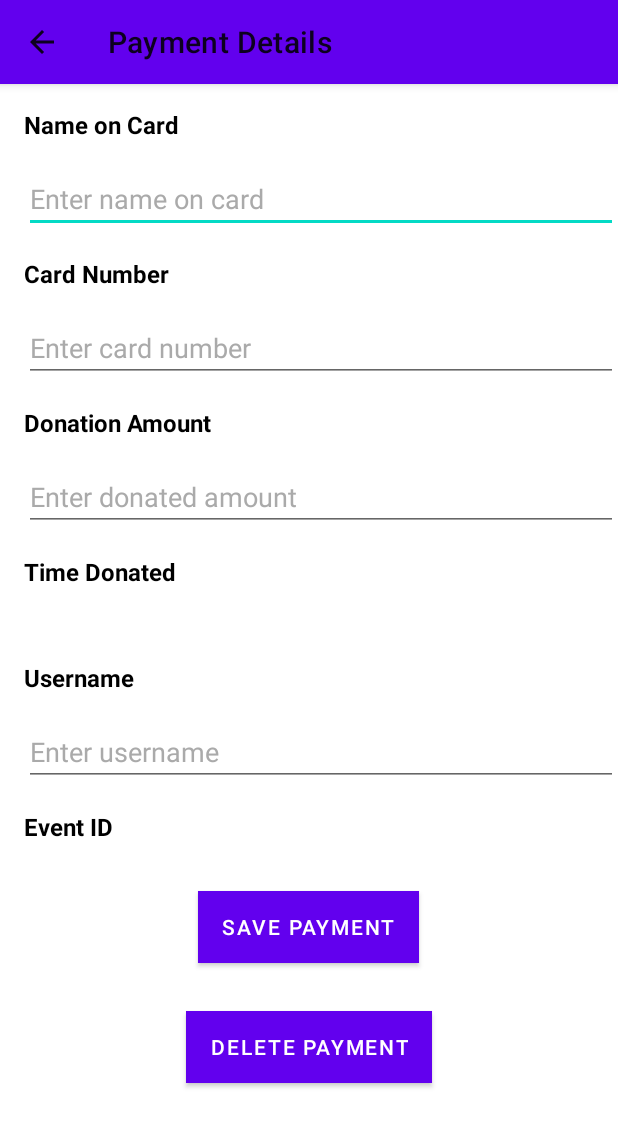
After one commit to Tzehong112002/MobileAssFundraisingApp, an Android app: the PaymentDetails screen opened directly, with no data from a screen before it, on a phone screen of 412 x 824 dp. The commit adds this screen. Shown: the top 1127 px of the screen. Run offline under Robolectric (Android 15) with nearby library versions, the phone set to English and light mode, and no system bars; our stand-ins replace Firebase (no records; nobody signed in at launch, a user with empty details on screens opened directly); 2 statements that could not run were skipped.

Commit message:
Admin donor list

```diff
--- a/app/src/main/java/com/example/mobileassfundraisingapp/MainActivity.java
+++ b/app/src/main/java/com/example/mobileassfundraisingapp/MainActivity.java
@@ -116,7 +116,7 @@ public class MainActivity extends AppCompatActivity {
                     replaceFragment(new MapsFragment(), username);
                     break;
                 case R.id.Settings:
-                    replaceFragment(new settingFragment(), username);
+                    //replaceFragment(new settingFragment(), username);
                     break;
                 case R.id.nav_logout:
                     Intent intent = new Intent(MainActivity.this, LoginActivity.class);
--- /dev/null
+++ b/app/src/main/java/com/example/mobileassfundraisingapp/admin/PaymentDetails.kt
@@ -0,0 +1,155 @@
+package com.example.mobileassfundraisingapp.admin
+
+import android.content.Intent
+import androidx.appcompat.app.AppCompatActivity
+import android.os.Bundle
+import android.util.Log
+import android.widget.Button
+import android.widget.EditText
+import android.widget.TextView
+import androidx.core.content.ContextCompat.startActivity
+import com.example.mobileassfundraisingapp.R
+import com.google.firebase.auth.FirebaseAuth
+import com.google.firebase.database.*
+import androidx.appcompat.app.AlertDialog
+
+
+class PaymentDetails : AppCompatActivity() {
+
+    private lateinit var mDatabase: DatabaseReference
+    private lateinit var mPaymentKey: String
+    private lateinit var mNameOnCard: EditText
+    private lateinit var mCardNumber: EditText
+    private lateinit var mDonationAmount: EditText
+    private lateinit var mTimestamp: TextView
+    private lateinit var mUsername: EditText
+    private lateinit var mEventId: TextView
+    private lateinit var mSaveButton: Button
+    private lateinit var mDeleteButton: Button
+    private lateinit var mCvc: String
+    private lateinit var mExpiry: String
+
+    override fun onCreate(savedInstanceState: Bundle?) {
+        super.onCreate(savedInstanceState)
+        setContentView(R.layout.payment_details)
+
+        mDatabase = FirebaseDatabase.getInstance().reference
+        mPaymentKey = intent.getStringExtra("payment_key")!!
+
+        mNameOnCard = findViewById<EditText>(R.id.name_on_card) ?: throw IllegalStateException("Name on card view not found")
+        mCardNumber = findViewById<EditText>(R.id.card_number) ?: throw IllegalStateException("Card number view not found")
+        mDonationAmount = findViewById<EditText>(R.id.donation_amount) ?: throw IllegalStateException("Donation amount view not found")
+        mTimestamp = findViewById<TextView>(R.id.timestamp) ?: throw IllegalStateException("Donated Time view not found")
+        mUsername = findViewById<EditText>(R.id.username) ?: throw IllegalStateException("Username view not found")
+        mEventId = findViewById<TextView>(R.id.event_id) ?: throw IllegalStateException("Event ID view not found")
+        mSaveButton = findViewById<Button>(R.id.btn_edit_payment) ?: throw IllegalStateException("Save button not found")
+        mDeleteButton = findViewById<Button>(R.id.btn_delete_payment) ?: throw IllegalStateException("Delete button not found")
+
+
+        mDatabase.child("payments").child(mPaymentKey)
+            .addListenerForSingleValueEvent(object : ValueEventListener {
+                override fun onDataChange(dataSnapshot: DataSnapshot) {
+                    val payment = dataSnapshot.getValue(PaymentDataClass::class.java)
+                    payment?.key = dataSnapshot.key
+
+                    // Update the UI with the payment details
+                    mNameOnCard.setText(payment?.nameOnCard)
+                    mCardNumber.setText(payment?.cardNumber)
+                    mDonationAmount.setText(payment?.donationAmount.toString())
+                    mUsername.setText(payment?.username)
+                    mEventId.setText(payment?.eventId)
+                    mTimestamp.text = payment?.timestamp.toString()
+                    mCvc = payment?.cvc ?: ""
+                    mExpiry = payment?.expiry ?: ""
+
+
+                    mDeleteButton.setOnClickListener {
+                        val payment = PaymentDataClass()
+                        payment.key = mPaymentKey
+                        deletePayment(payment)
+                    }
+
+                }
+
+                override fun onCancelled(databaseError: DatabaseError) {
+                    // Handle error
+                }
+            })
+
+        mSaveButton.setOnClickListener {
+            savePayment()
+        }
+
+
+        // Check for null values
+        if (mNameOnCard == null || mCardNumber == null || mDonationAmount == null || mUsername == null || mEventId == null || mSaveButton == null) {
+            throw IllegalStateException("One or more views are null")
+        }
+    }
+
+    private fun savePayment() {
+        val nameOnCard = mNameOnCard.text.toString()
+        val cardNumber = mCardNumber.text.toString()
+        val expiry = mExpiry
+        val cvc = mCvc
+        val donationAmount = mDonationAmount.text.toString().toDouble()
+        val timestamp = mTimestamp.text.toString()
+        val username = mUsername.text.toString()
+        val eventId = mEventId.text.toString()
+
+        val payment = PaymentDataClass(
+            nameOnCard = nameOnCard,
+            cardNumber = cardNumber,
+            expiry = expiry,
+            cvc = cvc,
+            donationAmount = donationAmount,
+            timestamp = timestamp,
+            username = username,
+            key = "",
+            eventId = eventId
+        )
+
+        mDatabase.child("payments").child(mPaymentKey)
+            .setValue(payment)
+            .addOnSuccessListener {
+                // Payment successfully saved
+                finish()
+            }
+            .addOnFailureListener { e ->
+                Log.e(TAG, "Error saving payment details", e)
+                // Handle error
+            }
+        val intent = Intent(this@PaymentDetails, DonorList::class.java)
+        startActivity(intent)
+        finish()
+    }
+
+    private fun deletePayment(payment: PaymentDataClass) {
+        val builder = AlertDialog.Builder(this)
+        builder.setMessage("Are you sure you want to delete this payment?")
+            .setPositiveButton("Yes") { dialog, _ ->
+                mDatabase.child("payments").child(payment.key!!)
+                    .removeValue()
+                    .addOnSuccessListener {
+                        // Payment successfully deleted
+                        val intent = Intent(this@PaymentDetails, DonorList::class.java)
+                        startActivity(intent)
+                        finish()
+                    }
+                    .addOnFailureListener {
+                        // Handle error
+                    }
+            }
+            .setNegativeButton("No") { dialog, _ ->
+                // User clicked No button, do nothing
+                dialog.dismiss()
+            }
+        builder.show()
+    }
+
+
+
+    companion object {
+        private const val TAG = "PaymentDetails"
+    }
+}
--- a/app/src/main/java/com/example/mobileassfundraisingapp/admin/mainPageAdmin.java
+++ b/app/src/main/java/com/example/mobileassfundraisingapp/admin/mainPageAdmin.java
@@ -44,7 +44,7 @@ public class mainPageAdmin extends AppCompatActivity {
             @Override
             public void onClick(View v) {
                 // Create a new intent to start the LoginActivity
-                Intent intent = new Intent(mainPageAdmin.this, adminActivity.class);
+                Intent intent = new Intent(mainPageAdmin.this, DonorList.class);
                 startActivity(intent);
             }
         });
--- /dev/null
+++ b/app/src/main/res/layout/payment_details.xml
@@ -0,0 +1,169 @@
+<?xml version="1.0" encoding="utf-8"?>
+<RelativeLayout xmlns:android="http://schemas.android.com/apk/res/android"
+    xmlns:tools="http://schemas.android.com/tools"
+    android:layout_width="match_parent"
+    android:layout_height="match_parent"
+    tools:context=".admin.PaymentDetails">
+
+    <TextView
+        android:id="@+id/label_name_on_card"
+        android:layout_width="wrap_content"
+        android:layout_height="wrap_content"
+        android:layout_marginStart="16dp"
+        android:layout_marginTop="16dp"
+        android:text="Name on Card"
+        android:textColor="@android:color/black"
+        android:textSize="16sp"
+        android:textStyle="bold" />
+
+    <EditText
+        android:id="@+id/name_on_card"
+        android:layout_width="match_parent"
+        android:layout_height="wrap_content"
+        android:layout_below="@+id/label_name_on_card"
+        android:layout_marginStart="16dp"
+        android:layout_marginTop="16dp"
+        android:hint="Enter name on card"
+        android:textColorHint="@android:color/darker_gray"
+        android:textSize="18sp"
+        android:inputType="text" />
+
+    <TextView
+        android:id="@+id/label_card_number"
+        android:layout_width="wrap_content"
+        android:layout_height="wrap_content"
+        android:layout_below="@+id/name_on_card"
+        android:layout_marginStart="16dp"
+        android:layout_marginTop="16dp"
+        android:text="Card Number"
+        android:textColor="@android:color/black"
+        android:textSize="16sp"
+        android:textStyle="bold" />
+
+    <EditText
+        android:id="@+id/card_number"
+        android:layout_width="match_parent"
+        android:layout_height="wrap_content"
+        android:layout_below="@+id/label_card_number"
+        android:layout_marginStart="16dp"
+        android:layout_marginTop="16dp"
+        android:hint="Enter card number"
+        android:textColorHint="@android:color/darker_gray"
+        android:textSize="18sp"
+        android:inputType="text" />
+
+    <TextView
+        android:id="@+id/label_donation"
+        android:layout_width="wrap_content"
+        android:layout_height="wrap_content"
+        android:layout_below="@+id/card_number"
+        android:layout_marginStart="16dp"
+        android:layout_marginTop="16dp"
+        android:text="Donation Amount"
+        android:textColor="@android:color/black"
+        android:textSize="16sp"
+        android:textStyle="bold" />
+
+    <EditText
+        android:id="@+id/donation_amount"
+        android:layout_width="match_parent"
+        android:layout_height="wrap_content"
+        android:layout_below="@+id/label_donation"
+        android:layout_marginStart="16dp"
+        android:layout_marginTop="16dp"
+        android:hint="Enter donated amount"
+        android:textColorHint="@android:color/darker_gray"
+        android:textSize="18sp"
+        android:inputType="text" />
+
+    <TextView
+        android:id="@+id/label_date"
+        android:layout_width="wrap_content"
+        android:layout_height="wrap_content"
+        android:layout_below="@+id/donation_amount"
+        android:layout_marginStart="16dp"
+        android:layout_marginTop="16dp"
+        android:text="Time Donated"
+        android:textColor="@android:color/black"
+        android:textSize="16sp"
+        android:textStyle="bold" />
+
+    <TextView
+        android:id="@+id/timestamp"
+        android:layout_width="wrap_content"
+        android:layout_height="wrap_content"
+        android:layout_below="@+id/label_date"
+        android:layout_marginStart="16dp"
+        android:layout_marginTop="8dp"
+        android:textColor="@android:color/black"
+        android:textSize="18sp" />
+
+    <TextView
+        android:id="@+id/label_username"
+        android:layout_width="wrap_content"
+        android:layout_height="wrap_content"
+        android:layout_below="@+id/timestamp"
+        android:layout_marginStart="16dp"
+        android:layout_marginTop="16dp"
+        android:text="Username"
+        android:textColor="@android:color/black"
+        android:textSize="16sp"
+        android:textStyle="bold" />
+
+    <EditText
+        android:id="@+id/username"
+        android:layout_width="match_parent"
+        android:layout_height="wrap_content"
+        android:layout_below="@+id/label_username"
+        android:layout_marginStart="16dp"
+        android:layout_marginTop="16dp"
+        android:hint="Enter username"
+        android:textColorHint="@android:color/darker_gray"
+        android:textSize="18sp"
+        android:inputType="text" />
+
+    <TextView
+        android:id="@+id/label_event"
+        android:layout_width="wrap_content"
+        android:layout_height="wrap_content"
+        android:layout_below="@+id/username"
+        android:layout_marginStart="16dp"
+        android:layout_marginTop="16dp"
+        android:text="Event ID"
+        android:textColor="@android:color/black"
+        android:textSize="16sp"
+        android:textStyle="bold" />
+
+    <TextView
+        android:id="@+id/event_id"
+        android:layout_width="wrap_content"
+        android:layout_height="wrap_content"
+        android:layout_below="@+id/label_event"
+        android:layout_marginStart="16dp"
+        android:layout_marginTop="8dp"
+        android:textColor="@android:color/black"
+        android:textSize="18sp" />
+
+    <Button
+        android:id="@+id/btn_edit_payment"
+        android:layout_width="wrap_content"
+        android:layout_height="wrap_content"
+        android:layout_below="@+id/label_event"
+        android:layout_centerHorizontal="true"
+        android:layout_marginTop="32dp"
+        android:text="Save payment"
+        android:textColor="@android:color/white"
+        android:background="@color/teal_200" />
+
+    <Button
+        android:id="@+id/btn_delete_payment"
+        android:layout_width="wrap_content"
+        android:layout_height="wrap_content"
+        android:layout_below="@+id/btn_edit_payment"
+        android:layout_centerHorizontal="true"
+        android:layout_marginTop="32dp"
+        android:text="Delete payment"
+        android:textColor="@android:color/white"
+        android:background="@color/red" />
+
+</RelativeLayout>
```
Also changed, not shown: app/src/main/AndroidManifest.xml (+19 -0 lines), app/src/main/java/com/example/mobileassfundraisingapp/admin/DonorList.kt (added, +72 -0 lines), app/src/main/java/com/example/mobileassfundraisingapp/admin/PaymentAdapter.kt (+19 -3 lines), app/src/main/java/com/example/mobileassfundraisingapp/admin/PaymentDataClass.kt (+46 -5 lines), app/src/main/java/com/example/mobileassfundraisingapp/PaymentHistoryActivity.kt (line endings or trailing spaces).
